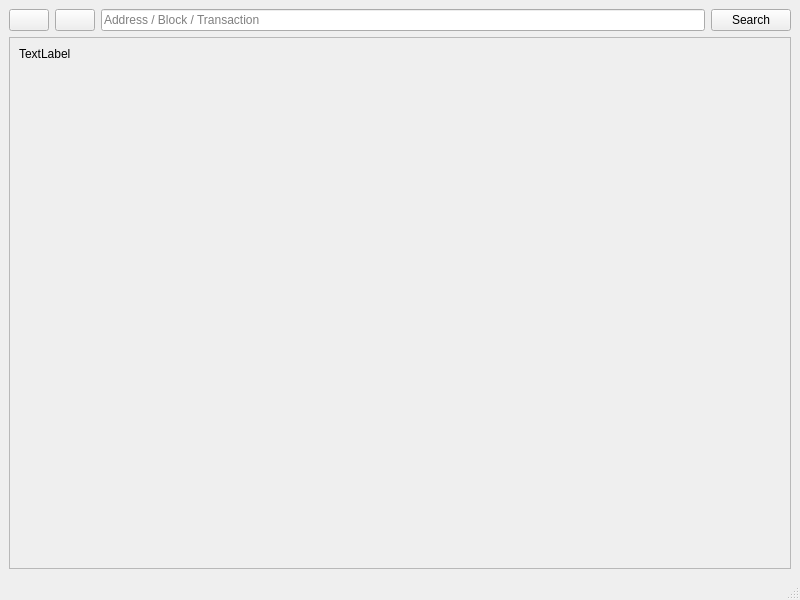
Old version of the form src/qt/forms/blockexplorer.ui in the repository admecoin/siePJ.
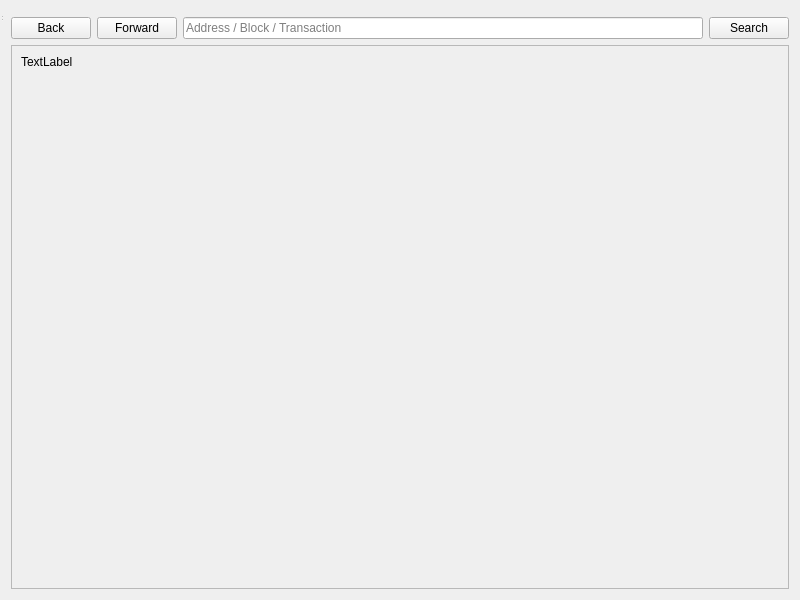
New version of the form. Icons and pictures are not drawn.

What changed in the file:
```diff
--- a/src/qt/forms/blockexplorer.ui
+++ b/src/qt/forms/blockexplorer.ui
@@ -1,7 +1,7 @@
 <?xml version="1.0" encoding="UTF-8"?>
 <ui version="4.0">
  <class>BlockExplorer</class>
- <widget class="QMainWindow" name="BlockExplorer">
+ <widget class="QWidget" name="BlockExplorer">
   <property name="geometry">
    <rect>
     <x>0</x>
@@ -13,20 +13,30 @@
   <property name="windowTitle">
    <string>Blockchain Explorer</string>
   </property>
-  <widget class="QWidget" name="centralwidget">
+  <property name="styleSheet">
+   <string notr="true"/>
+  </property>
+  <layout class="QGridLayout" name="gridLayout">
+   <item row="0" column="0">
+    <widget class="QMenuBar" name="menubar"/>
+   </item>
+   <item row="1" column="0">
    <layout class="QVBoxLayout" name="verticalLayout">
+     <property name="sizeConstraint">
+      <enum>QLayout::SetMaximumSize</enum>
+     </property>
     <item>
      <layout class="QHBoxLayout" name="horizontalLayout">
       <property name="sizeConstraint">
-       <enum>QLayout::SetMinimumSize</enum>
+        <enum>QLayout::SetMaximumSize</enum>
       </property>
       <item>
        <widget class="QPushButton" name="back">
         <property name="text">
-         <string/>
+          <string>Back</string>
         </property>
         <property name="icon">
-         <iconset resource="../bitcoin.qrc">
+          <iconset>
           <normaloff>:/icons/back</normaloff>:/icons/back</iconset>
         </property>
         <property name="flat">
@@ -37,10 +47,10 @@
       <item>
        <widget class="QPushButton" name="forward">
         <property name="text">
-         <string/>
+          <string>Forward</string>
         </property>
         <property name="icon">
-         <iconset resource="../bitcoin.qrc">
+          <iconset>
           <normaloff>:/icons/forward</normaloff>:/icons/forward</iconset>
         </property>
        </widget>
@@ -116,8 +126,8 @@
         <rect>
          <x>0</x>
          <y>0</y>
-         <width>780</width>
-         <height>498</height>
+          <width>778</width>
+          <height>512</height>
         </rect>
        </property>
        <layout class="QHBoxLayout" name="horizontalLayout_2">
@@ -148,18 +158,18 @@
      </widget>
     </item>
    </layout>
-  </widget>
-  <widget class="QMenuBar" name="menubar">
+   </item>
+  </layout>
+  <widget class="QStatusBar" name="statusbar">
    <property name="geometry">
     <rect>
      <x>0</x>
      <y>0</y>
-     <width>800</width>
-     <height>25</height>
+     <width>3</width>
+     <height>22</height>
     </rect>
    </property>
   </widget>
-  <widget class="QStatusBar" name="statusbar"/>
  </widget>
  <resources>
   <include location="../bitcoin.qrc"/>
```
Left out of the diff: 4 changed lines with no effect on the pictures. Lines whose indentation alone changed are shown as unchanged.
